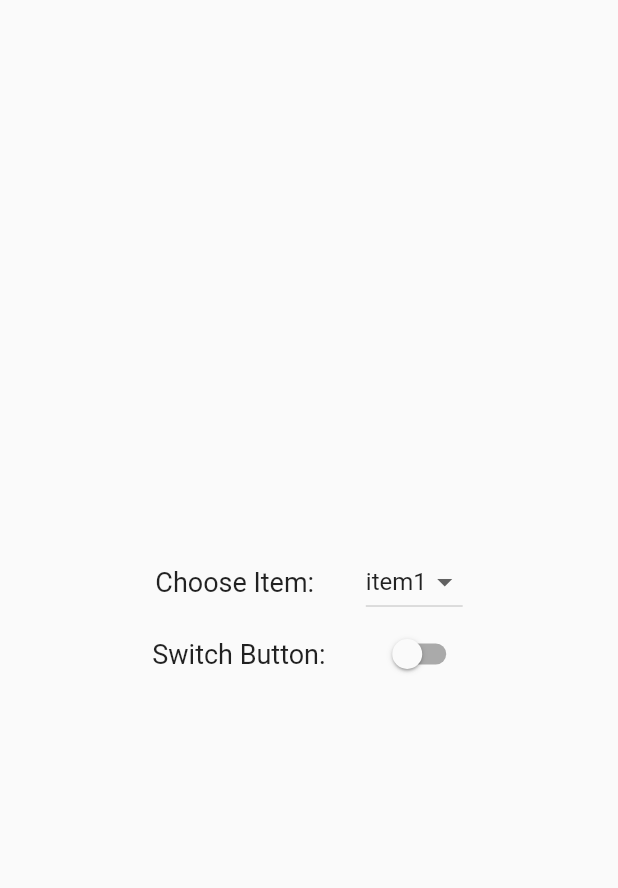
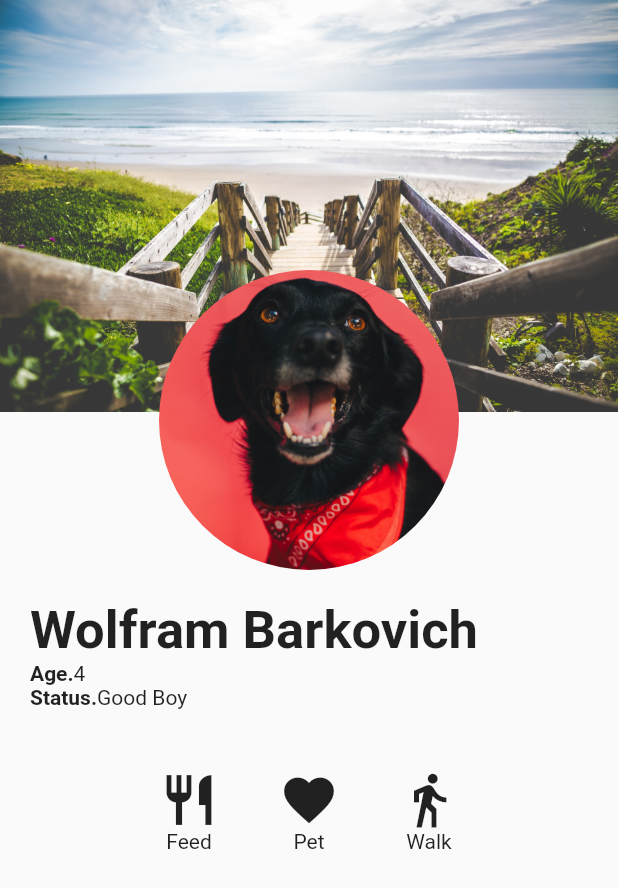
Before and after one commit to stanmtete/myApps, a Flutter app: the screen it shows after launch, on a phone screen of 412 x 824 dp. Shown: the top 888 px of the screen. Run offline on Flutter 3.47's test engine with Material 2 defaults, Android fonts, the phone set to English and light mode, and no system bars.

Commit message:
Mastering layout

```diff
--- a/lib/main.dart
+++ b/lib/main.dart
@@ -1,84 +1,21 @@
 import 'package:flutter/material.dart';
 
-void main() => runApp(MyApp());
+import 'profile_screen.dart';
+
+void main() => runApp(const MyApp());
 
 class MyApp extends StatelessWidget {
+  const MyApp({Key? key}) : super(key: key);
+
   @override
   Widget build(BuildContext context) {
     return MaterialApp(
       debugShowCheckedModeBanner: false,
-      title: 'DatePicker',
-      theme: ThemeData(primarySwatch: Colors.blue),
-      home: MyScaff(),
+      title: 'Layout and Widget tree',
+      theme: ThemeData(
+        primarySwatch: Colors.blue,
+      ),
+      home: const ProfileScreen(),
     );
   }
 }
-
-class MyScaff extends StatefulWidget {
-  _MyScaffState createState() => _MyScaffState();
-}
-
-class _MyScaffState extends State<MyScaff> {
-  var dropDownList = ['item1', 'item2', 'item3', 'item4'];
-  var selectedVal = 'item1';
-  bool isSwitchChecked = false;
-
-  @override
-  Widget build(BuildContext context) {
-    return Scaffold(
-        body: Padding(
-      padding: const EdgeInsets.all(30),
-      child: Column(
-        mainAxisAlignment: MainAxisAlignment.center,
-        children: [
-          Row(
-            mainAxisAlignment: MainAxisAlignment.center,
-            children: [
-              const Text(
-                'Choose Item: ',
-                style: TextStyle(
-                  fontSize: 18,
-                ),
-              ),
-              const SizedBox(width: 30),
-              DropdownButton<String>(
-                value: selectedVal,
-                items: dropDownList.map((String value) {
-                  return DropdownMenuItem(
-                    child: Text(value),
-                    value: value,
-                  );
-                }).toList(),
-                onChanged: (value) {
-                  setState(() {
-                    selectedVal = value.toString();
-                  });
-                },
-              ),
-            ],
-          ),
-          Row(
-            mainAxisAlignment: MainAxisAlignment.center,
-            children: [
-              const Text(
-                'Switch Button: ',
-                style: TextStyle(
-                  fontSize: 18,
-                ),
-              ),
-              const SizedBox(width: 30),
-              Switch(
-                value: isSwitchChecked,
-                onChanged: (value) {
-                  setState(() {
-                    isSwitchChecked = value;
-                  });
-                },
-              ),
-            ],
-          ),
-        ],
-      ),
-    ));
-  }
-}
--- /dev/null
+++ b/lib/profile_screen.dart
@@ -0,0 +1,96 @@
+import 'package:flutter/material.dart';
+
+class ProfileScreen extends StatelessWidget {
+  const ProfileScreen({Key? key}) : super(key: key);
+
+  @override
+  Widget build(BuildContext context) {
+    return Scaffold(
+      body: Stack(
+        children: [
+          Image.asset('assets/beach.jpg'),
+          Transform.translate(
+            offset: const Offset(0, 180),
+            child: Column(
+              children: <Widget>[
+                _buildProfileImage(context),
+                _buildProfileDetails(context),
+                _buildActions(),
+              ],
+            ),
+          )
+        ],
+      ),
+    );
+  }
+
+  //BUILD PROFILE IMAGE
+  Widget _buildProfileImage(BuildContext context) {
+    return SizedBox(
+      width: 200,
+      height: 200,
+      child: ClipOval(
+        child: Image.asset(
+          'assets/dog.jpg',
+          fit: BoxFit.fitWidth,
+        ),
+      ),
+    );
+  }
+
+  //BUILD PROFILE DETAILS
+  Widget _buildProfileDetails(BuildContext context) {
+    return Padding(
+      padding: const EdgeInsets.all(20.0),
+      child: Column(
+        crossAxisAlignment: CrossAxisAlignment.start,
+        children: <Widget>[
+          const Text(
+            'Wolfram Barkovich',
+            style: TextStyle(fontSize: 35, fontWeight: FontWeight.w600),
+          ),
+          _buildDetailRow('Age', '4'),
+          _buildDetailRow('Status', 'Good Boy'),
+        ],
+      ),
+    );
+  }
+
+  //BUILD DETAIL ROW
+  Widget _buildDetailRow(String heading, String val) {
+    return Row(
+      children: <Widget>[
+        Text(
+          '$heading.',
+          style: const TextStyle(fontWeight: FontWeight.bold),
+        ),
+        Text(val),
+      ],
+    );
+  }
+
+  //BUILD ACTIONS
+  Widget _buildActions() {
+    return Row(
+      mainAxisAlignment: MainAxisAlignment.center,
+      children: <Widget>[
+        _buildIcon(Icons.restaurant, 'Feed'),
+        _buildIcon(Icons.favorite, 'Pet'),
+        _buildIcon(Icons.directions_walk, 'Walk'),
+      ],
+    );
+  }
+
+  //BUILD ICON
+  Widget _buildIcon(IconData icon, String text) {
+    return Padding(
+      padding: const EdgeInsets.all(20.0),
+      child: Column(
+        children: <Widget>[
+          Icon(icon, size: 40),
+          Text(text),
+        ],
+      ),
+    );
+  }
+}
--- a/pubspec.yaml
+++ b/pubspec.yaml
@@ -35,6 +35,7 @@ dependencies:
   # Use with the CupertinoIcons class for iOS style icons.
   cupertino_icons: ^1.0.2
   flutter_datetime_picker: ^1.5.1
+  smooth_page_indicator: ^1.0.0+2
 
 dev_dependencies:
   flutter_test:
@@ -59,9 +60,8 @@ flutter:
   uses-material-design: true
 
   # To add assets to your application, add an assets section, like this:
-  # assets:
-  #   - images/a_dot_burr.jpeg
-  #   - images/a_dot_ham.jpeg
+  assets:
+    - assets/
 
   # An image asset can refer to one or more resolution-specific "variants", see
   # https://flutter.dev/assets-and-images/#resolution-aware.
```
Also changed, not shown: assets/beach.jpg (added), assets/dog.jpg (added), assets/images/page1.png (added), assets/images/page2.jpg (added), assets/images/page3.jpg (added), assets/images/page4.png (added), pubspec.lock.
